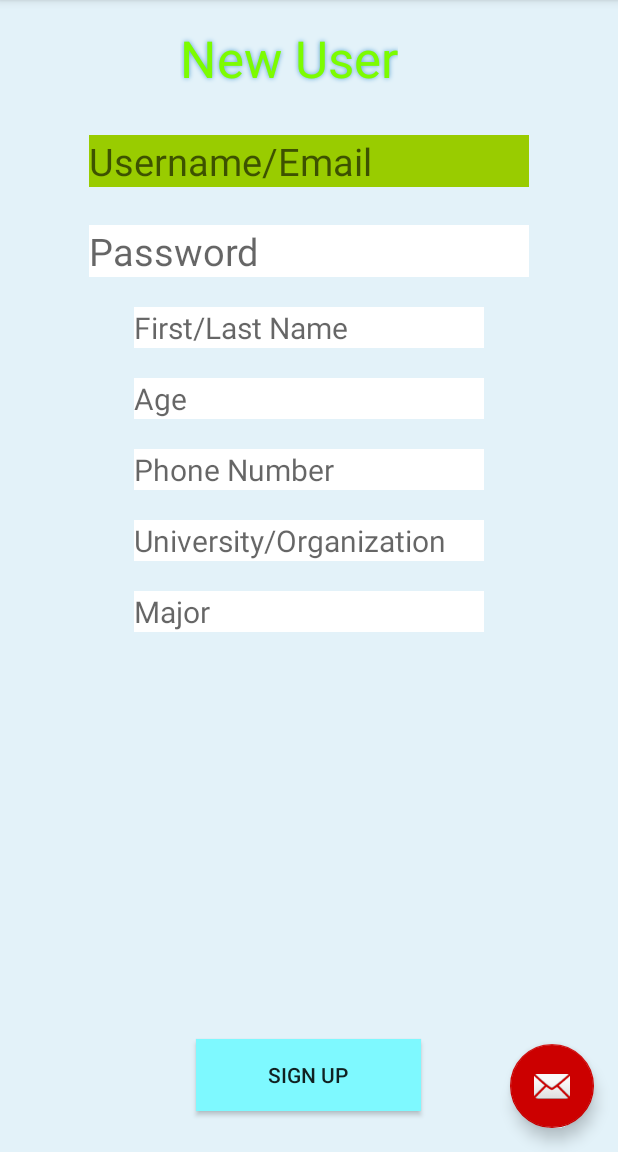
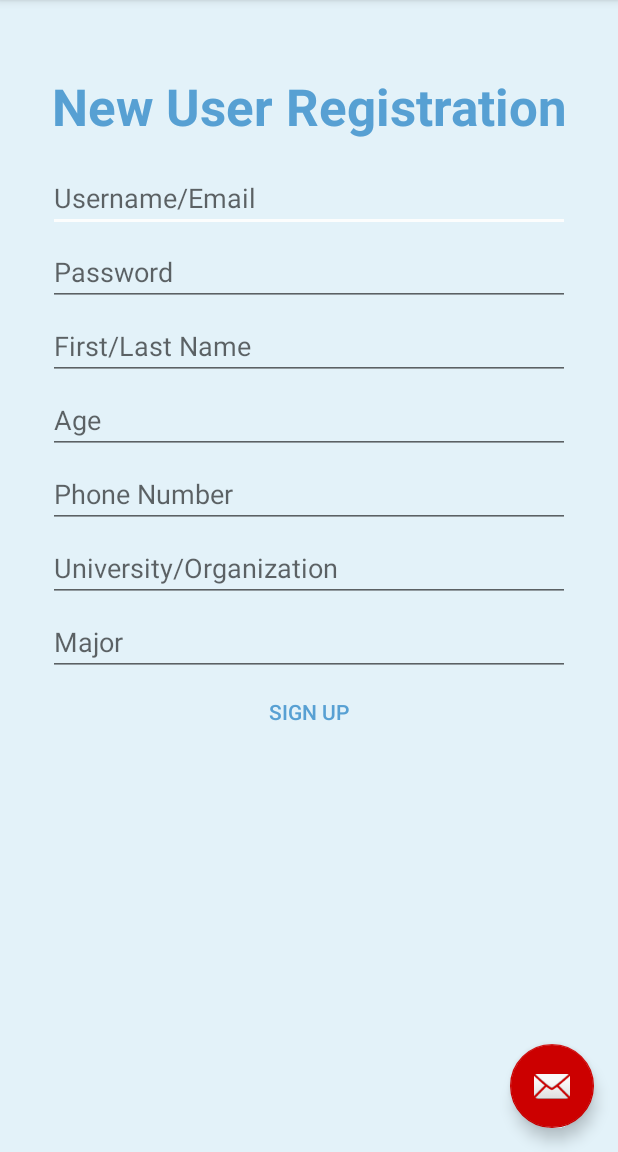
Before and after one commit to benamreview/CSEE5590-Group1-Lab, an Android app: the SignUpActivity screen opened directly, with no data from a screen before it, on a phone screen of 412 x 824 dp, the part 84-1236 px from its top. Run offline under Robolectric (Android 15) with nearby library versions, the phone set to English and light mode, and no system bars; our stand-ins replace Firebase (no records; nobody signed in at launch, a user with empty details on screens opened directly); network calls fail; 1 statement that could not run was skipped.

Commit message:
UI Improvements
Finished registration activity

```diff
--- a/Lab4/CountryApp/app/src/main/java/com/csee5590/lab3/GetInfoActivity.java
+++ b/Lab4/CountryApp/app/src/main/java/com/csee5590/lab3/GetInfoActivity.java
@@ -70,9 +70,10 @@ public class GetInfoActivity extends AppCompatActivity {
                             displayInfo(response);
                         } catch (JSONException e) {
                             e.printStackTrace();
-                        } catch (ParseException e) {
-                            e.printStackTrace();
                         }
+//                        catch (ParseException e) {
+//                            e.printStackTrace();
+//                        }
                     }
                 }, new Response.ErrorListener() {
 
--- a/Lab4/CountryApp/app/src/main/java/com/csee5590/lab3/SignUpActivity.java
+++ b/Lab4/CountryApp/app/src/main/java/com/csee5590/lab3/SignUpActivity.java
@@ -43,7 +43,6 @@ public class SignUpActivity extends AppCompatActivity {
         setContentView(R.layout.activity_sign_up);
         Toolbar toolbar = (Toolbar) findViewById(R.id.toolbar);
         setSupportActionBar(toolbar);
-        RunAnimation();
         mAuth = FirebaseAuth.getInstance();
         db = FirebaseFirestore.getInstance();
         firebaseAuthListener = new FirebaseAuth.AuthStateListener() {
@@ -213,17 +212,6 @@ public class SignUpActivity extends AppCompatActivity {
         }
     }
 
-    /**
-     * this function animates the Login title by continuously scaling it back and forth
-     */
-    private void RunAnimation()
-    {
-        Animation a = AnimationUtils.loadAnimation(this, R.anim.fade_in);
-        a.reset();
-        TextView tv = (TextView) findViewById(R.id.lbl_Header);
-        tv.clearAnimation();
-        tv.startAnimation(a);
-    }
     @Override
     protected void onStart() {
         super.onStart();
--- a/Lab4/CountryApp/app/src/main/res/layout/content_sign_up.xml
+++ b/Lab4/CountryApp/app/src/main/res/layout/content_sign_up.xml
@@ -1,140 +1,138 @@
 <?xml version="1.0" encoding="utf-8"?>
-<RelativeLayout xmlns:android="http://schemas.android.com/apk/res/android"
+<android.support.constraint.ConstraintLayout xmlns:android="http://schemas.android.com/apk/res/android"
     xmlns:app="http://schemas.android.com/apk/res-auto"
     xmlns:tools="http://schemas.android.com/tools"
     android:layout_width="match_parent"
     android:layout_height="match_parent"
+    android:paddingLeft="16dp"
+    android:paddingTop="16dp"
+    android:paddingRight="16dp"
     android:paddingBottom="16dp"
-    android:paddingLeft="16dp"
-    android:paddingRight="16dp"
-    android:paddingTop="16dp"
     app:layout_behavior="@string/appbar_scrolling_view_behavior"
     tools:context="com.csee5590.lab3.SignUpActivity"
     tools:showIn="@layout/activity_sign_up">
 
+    <TextView
+        android:id="@+id/lbl_Header"
+        android:layout_width="match_parent"
+        android:layout_height="wrap_content"
+        android:layout_marginTop="32dp"
+        android:layout_marginBottom="16dp"
+        android:text="New User Registration"
+        android:textAlignment="center"
+        android:textAppearance="@style/TextAppearance.AppCompat.Display1"
+        android:textColor="@color/colorPrimaryDark"
+        android:textStyle="bold"
+        app:layout_constraintBottom_toTopOf="@+id/linearLayout3"
+        app:layout_constraintEnd_toEndOf="parent"
+        app:layout_constraintStart_toStartOf="parent"
+        app:layout_constraintTop_toTopOf="parent" />
+
+    <LinearLayout
+        android:id="@+id/linearLayout3"
+        android:layout_width="match_parent"
+        android:layout_height="wrap_content"
+        android:layout_marginStart="16dp"
+        android:layout_marginLeft="16dp"
+        android:layout_marginTop="16dp"
+        android:layout_marginEnd="16dp"
+        android:layout_marginRight="16dp"
+        android:orientation="vertical"
+        app:layout_constraintEnd_toEndOf="parent"
+        app:layout_constraintStart_toStartOf="parent"
+        app:layout_constraintTop_toBottomOf="@+id/lbl_Header">
+
         <EditText
             android:id="@+id/txt_uname"
-        android:layout_width="wrap_content"
+            style="@style/Widget.AppCompat.EditText"
+            android:layout_width="match_parent"
             android:layout_height="wrap_content"
-        android:layout_below="@+id/lbl_Header"
-        android:layout_centerHorizontal="true"
-        android:layout_marginTop="20dp"
-        android:ems="10"
             android:hint="Username/Email"
-        android:inputType="textEmailAddress"
-        android:textSize="25sp"
-        android:background="@drawable/textview"/>
+            android:inputType="textEmailAddress" />
 
         <EditText
-        android:layout_width="wrap_content"
+            android:id="@+id/txt_Pwd"
+            style="@style/Widget.AppCompat.EditText"
+            android:layout_width="match_parent"
             android:layout_height="wrap_content"
-        android:ems="10"
-        android:id="@+id/txt_Pwd"
+            android:layout_marginTop="4dp"
             android:hint="Password"
-        android:inputType="textPassword"
-        android:layout_below="@+id/txt_uname"
-        android:layout_alignLeft="@+id/txt_uname"
-        android:layout_alignStart="@+id/txt_uname"
-        android:layout_marginTop="25dp"
-        android:textSize="25sp"
-        android:background="@drawable/textview"/>
+            android:inputType="textPassword" />
+
         <EditText
             android:id="@+id/txt_name"
-        android:layout_width="wrap_content"
+            style="@style/Widget.AppCompat.EditText"
+            android:layout_width="match_parent"
             android:layout_height="wrap_content"
-        android:layout_below="@+id/txt_Pwd"
-        android:layout_centerHorizontal="true"
-        android:layout_marginTop="20dp"
-        android:ems="10"
+            android:layout_marginTop="4dp"
             android:hint="First/Last Name"
-        android:inputType="textPersonName"
-        android:textSize="20sp"
-        android:background="@drawable/textview"/>
+            android:inputType="textPersonName" />
+
         <EditText
             android:id="@+id/txt_age"
-        android:layout_width="wrap_content"
+            style="@style/Widget.AppCompat.EditText"
+            android:layout_width="match_parent"
             android:layout_height="wrap_content"
-        android:layout_below="@+id/txt_name"
-        android:layout_centerHorizontal="true"
-        android:layout_marginTop="20dp"
-        android:ems="10"
+            android:layout_marginTop="4dp"
             android:hint="Age"
-        android:inputType="number"
-        android:textSize="20sp"
-        android:background="@drawable/textview"/>
+            android:inputType="number" />
+
         <EditText
             android:id="@+id/txt_phone"
-        android:layout_width="wrap_content"
+            style="@style/Widget.AppCompat.EditText"
+            android:layout_width="match_parent"
             android:layout_height="wrap_content"
-        android:layout_below="@+id/txt_age"
-        android:layout_centerHorizontal="true"
-        android:layout_marginTop="20dp"
-        android:ems="10"
+            android:layout_marginTop="4dp"
             android:hint="Phone Number"
-        android:inputType="phone"
-        android:textSize="20sp"
-        android:background="@drawable/textview"/>
+            android:inputType="phone" />
 
         <EditText
             android:id="@+id/txt_university"
-        android:layout_width="wrap_content"
+            style="@style/Widget.AppCompat.EditText"
+            android:layout_width="match_parent"
             android:layout_height="wrap_content"
-        android:layout_below="@+id/txt_phone"
-        android:layout_centerHorizontal="true"
-        android:layout_marginTop="20dp"
-        android:background="@drawable/textview"
-        android:ems="10"
+            android:layout_marginTop="4dp"
             android:hint="University/Organization"
-        android:inputType="textCapSentences"
-        android:textSize="20sp" />
+            android:inputType="textCapSentences" />
+
         <EditText
             android:id="@+id/txt_major"
-        android:layout_width="wrap_content"
+            style="@style/Widget.AppCompat.EditText"
+            android:layout_width="match_parent"
             android:layout_height="wrap_content"
-        android:layout_below="@+id/txt_university"
-        android:layout_centerHorizontal="true"
-        android:layout_marginTop="20dp"
-        android:background="@drawable/textview"
-        android:ems="10"
+            android:layout_marginTop="4dp"
             android:hint="Major"
-        android:inputType="textCapSentences"
-        android:textSize="20sp" />
+            android:inputType="textCapSentences" />
 
         <Button
             android:id="@+id/btn_signup"
-        android:layout_width="150dp"
+            style="@style/Widget.AppCompat.Button.Borderless"
+            android:layout_width="match_parent"
             android:layout_height="wrap_content"
-        android:layout_alignParentBottom="true"
-        android:layout_centerHorizontal="true"
-        android:layout_marginBottom="11dp"
-        android:background="@drawable/new_button2"
-        android:text="Sign Up" />
-
-    <TextView
-        android:id="@+id/lbl_Header"
-        android:layout_width="wrap_content"
-        android:layout_height="wrap_content"
-        android:layout_centerHorizontal="true"
-        android:shadowColor="@color/colorPrimaryDark"
-        android:shadowRadius="5"
-        android:singleLine="false"
-        android:text="New User"
-        android:textAppearance="?android:attr/textAppearanceLarge"
-        android:textColor="#7CFC00"
-        android:textSize="40sp" />/>
+            android:text="Sign Up"
+            android:textColor="@color/colorPrimaryDark" />
+    </LinearLayout>
 
     <TextView
         android:id="@+id/lbl_Error"
-        android:layout_width="wrap_content"
+        android:layout_width="match_parent"
         android:layout_height="wrap_content"
-        android:layout_above="@+id/btn_signup"
-        android:layout_marginBottom="10dp"
-        android:layout_centerHorizontal="true"
+        android:layout_marginStart="16dp"
+        android:layout_marginLeft="16dp"
+        android:layout_marginTop="32dp"
+        android:layout_marginEnd="16dp"
+        android:layout_marginRight="16dp"
+        android:layout_marginBottom="93dp"
         android:singleLine="false"
         android:text="Invalid Username/Password!"
+        android:textAlignment="center"
         android:textAppearance="?android:attr/textAppearanceMedium"
         android:textColor="#e12c2c"
         android:textSize="15sp"
-        android:visibility="invisible" />
+        android:visibility="invisible"
+        app:layout_constraintBottom_toBottomOf="parent"
+        app:layout_constraintEnd_toEndOf="parent"
+        app:layout_constraintStart_toStartOf="parent"
+        app:layout_constraintTop_toBottomOf="@+id/linearLayout3" />
 
-</RelativeLayout>
+</android.support.constraint.ConstraintLayout>
```
Lines whose indentation alone changed are shown as unchanged.
